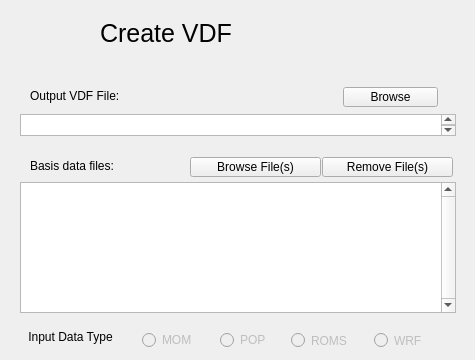
Old version of the form apps/vdcwizard/ui/Page2.ui in the repository yyr/vapor.
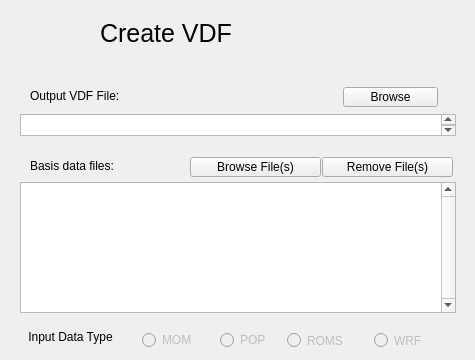
New version of the form.

Commit message: Tweaked vdcwizard page2 for windows build

```diff
--- a/apps/vdcwizard/ui/Page2.ui
+++ b/apps/vdcwizard/ui/Page2.ui
@@ -25,7 +25,7 @@
    </property>
    <property name="geometry">
     <rect>
-     <x>291</x>
+     <x>287</x>
      <y>330</y>
      <width>61</width>
      <height>21</height>
@@ -60,9 +60,9 @@
   <widget class="QLabel" name="label_8">
    <property name="geometry">
     <rect>
-     <x>15</x>
+     <x>5</x>
      <y>321</y>
-     <width>111</width>
+     <width>131</width>
      <height>31</height>
     </rect>
    </property>
```
